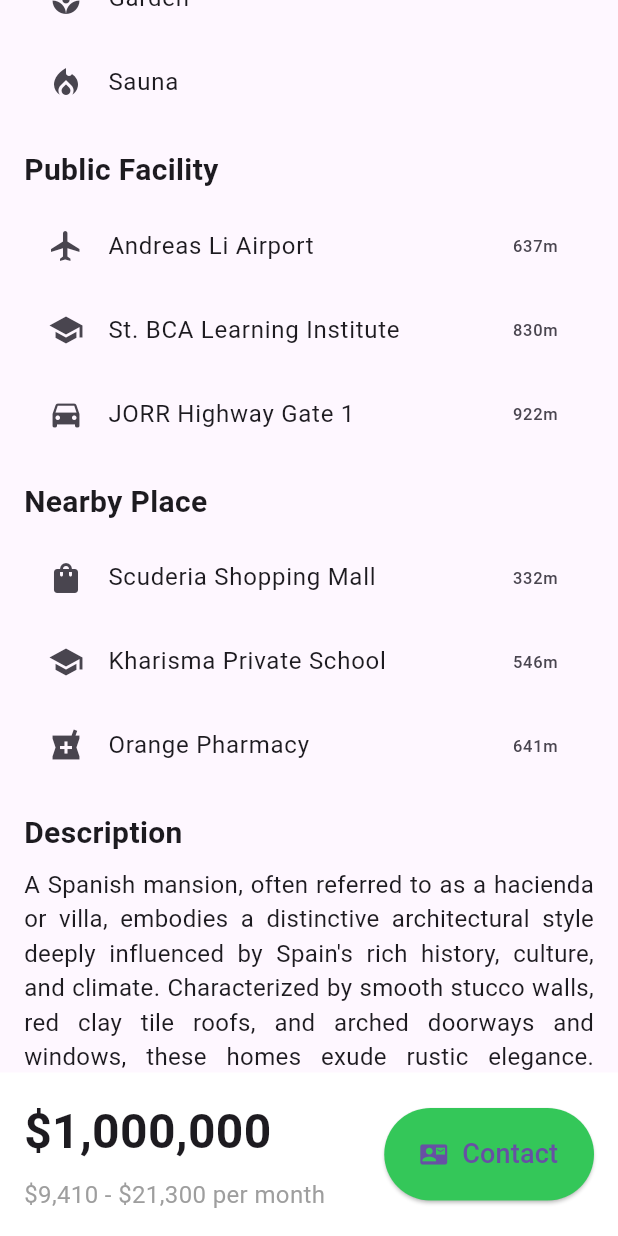
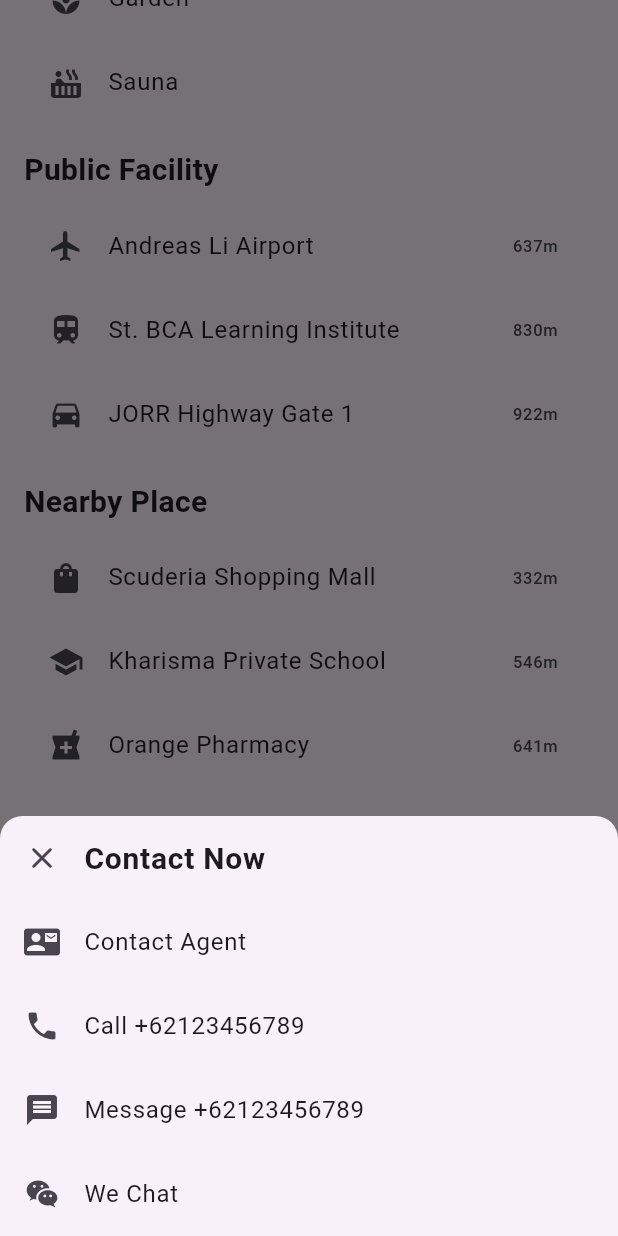
Before and after one commit to dels21/realest, a Flutter app: the screen it shows after launch, scrolled down 1152 dp, after a tap on "Contact", on a phone screen of 412 x 824 dp. Run offline on Flutter 3.47's test engine with Material 3 defaults, Android fonts, the phone set to English and light mode, and no system bars; Roboto replaces fonts that are missing (SFPro); project files that could hold a hidden picture were left out.

Commit message:
tamat
tinggal rapih rapih

```diff
--- a/lib/pages/detail_properties.dart
+++ b/lib/pages/detail_properties.dart
@@ -18,6 +18,62 @@ class _PropertiesDetailPagesState extends State<PropertiesDetailPages> {
     Colors.black, // Image 3
     Colors.green // Image 4
   ];
+
+  void _showContactPopup() {
+    showModalBottomSheet(
+      context: context,
+      isScrollControlled: true,
+      shape: RoundedRectangleBorder(
+        borderRadius: BorderRadius.vertical(top: Radius.circular(15.0)),
+      ),
+      builder: (BuildContext context) {
+        return Padding(
+          padding: EdgeInsets.only(
+            bottom: MediaQuery.of(context).viewInsets.bottom,
+          ),
+          child: Wrap(
+            children: [
+              ListTile(
+                leading: GestureDetector(
+                  child: const Icon(Icons.close_rounded),
+                  onTap: () {
+                    Navigator.pop(context);
+                  },
+                ),
+                title: const Text(
+                  'Contact Now',
+                  style: TextStyle(
+                    fontSize: 20,
+                    fontWeight: FontWeight.bold,
+                  ),
+                ),
+              ),
+              ListTile(
+                leading: const Icon(Icons.contact_mail),
+                title: const Text('Contact Agent'),
+                onTap: () {},
+              ),
+              ListTile(
+                leading: const Icon(Icons.phone),
+                title: const Text('Call +62123456789'),
+                onTap: () {},
+              ),
+              ListTile(
+                leading: const Icon(Icons.message),
+                title: const Text('Message +62123456789'),
+                onTap: () {},
+              ),
+              ListTile(
+                leading: const Icon(Icons.wechat),
+                title: const Text('We Chat'),
+                onTap: () {},
+              ),
+            ],
+          ),
+        );
+      },
+    );
+  }
 
   @override
   Widget build(BuildContext context) {
@@ -46,11 +102,11 @@ class _PropertiesDetailPagesState extends State<PropertiesDetailPages> {
                           ),
                           actions: [
                             IconButton(
-                              icon: const Icon(Icons.share),
+                              icon: const Icon(Icons.star),
                               onPressed: () {},
                             ),
                             IconButton(
-                              icon: const Icon(Icons.favorite),
+                              icon: const Icon(Icons.share),
                               onPressed: () {},
                             ),
                           ],
@@ -83,18 +139,18 @@ class _PropertiesDetailPagesState extends State<PropertiesDetailPages> {
                       crossAxisAlignment: CrossAxisAlignment.start,
                       children: [
                         const Text(
+                          'House > Indonesia > Jakarta Pusat > Menteng',
+                          style: TextStyle(
+                            fontSize: 16,
+                            color: Colors.grey,
+                          ),
+                        ),
+                        const SizedBox(height: 8),
+                        const Text(
                           'Spanish Mansion',
                           style: TextStyle(
                             fontSize: 24,
                             fontWeight: FontWeight.bold,
-                          ),
-                        ),
-                        const SizedBox(height: 8),
-                        const Text(
-                          'House > Indonesia > Jakarta Pusat > Menteng',
-                          style: TextStyle(
-                            fontSize: 16,
-                            color: Colors.grey,
                           ),
                         ),
                         const SizedBox(height: 16),
@@ -173,6 +229,9 @@ class _PropertiesDetailPagesState extends State<PropertiesDetailPages> {
                                     fontWeight: FontWeight.bold,
                                   ),
                                 ),
+                                SizedBox(
+                                  height: 8,
+                                ),
                                 Text(
                                   '2 years with Realest',
                                   style: TextStyle(
@@ -231,7 +290,7 @@ class _PropertiesDetailPagesState extends State<PropertiesDetailPages> {
                           title: Text('Garden'),
                         ),
                         const ListTile(
-                          leading: Icon(Icons.local_fire_department),
+                          leading: Icon(Icons.hot_tub),
                           title: Text('Sauna'),
                         ),
                         const SizedBox(height: 16),
@@ -249,7 +308,7 @@ class _PropertiesDetailPagesState extends State<PropertiesDetailPages> {
                           trailing: Text('637m'),
                         ),
                         const ListTile(
-                          leading: Icon(Icons.school),
+                          leading: Icon(Icons.train),
                           title: Text('St. BCA Learning Institute'),
                           trailing: Text('830m'),
                         ),
@@ -340,10 +399,15 @@ class _PropertiesDetailPagesState extends State<PropertiesDetailPages> {
                         height: MediaQuery.of(context).size.width * 0.15,
                         child: ElevatedButton(
                           style: ElevatedButton.styleFrom(
-                            backgroundColor: const Color.fromRGBO(52, 199, 89,
-                                1), // Replace with your desired color
+                            shape: const RoundedRectangleBorder(
+                              borderRadius: BorderRadius.vertical(
+                                  top: Radius.circular(15),
+                                  bottom: Radius.circular(15)),
+                            ),
+                            backgroundColor:
+                                const Color.fromRGBO(52, 199, 89, 1),
                           ),
-                          onPressed: () {},
+                          onPressed: _showContactPopup,
                           child: const Row(
                             mainAxisSize: MainAxisSize.min,
                             children: [
```
